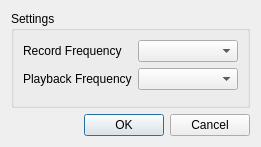
Before: the Qt Designer form src/UserInterface/src/Dialogs/SettingsDialog.ui in till213/SkyDolly, drawn with Qt 5.
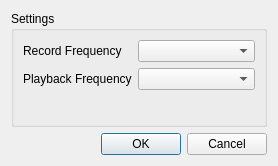
After: the same form once the commit is applied.

The edit to the form file:
```diff
--- a/src/UserInterface/src/Dialogs/SettingsDialog.ui
+++ b/src/UserInterface/src/Dialogs/SettingsDialog.ui
@@ -6,8 +6,8 @@
    <rect>
     <x>0</x>
     <y>0</y>
-    <width>244</width>
-    <height>142</height>
+    <width>278</width>
+    <height>166</height>
    </rect>
   </property>
   <property name="windowTitle">
@@ -45,7 +45,14 @@
        </widget>
       </item>
       <item row="1" column="1">
-       <widget class="QComboBox" name="playbackFrequencyComboBox"/>
+       <widget class="QComboBox" name="playbackFrequencyComboBox">
+        <property name="minimumSize">
+         <size>
+          <width>100</width>
+          <height>0</height>
+         </size>
+        </property>
+       </widget>
       </item>
       <item row="2" column="1">
        <spacer name="verticalSpacer">
```
